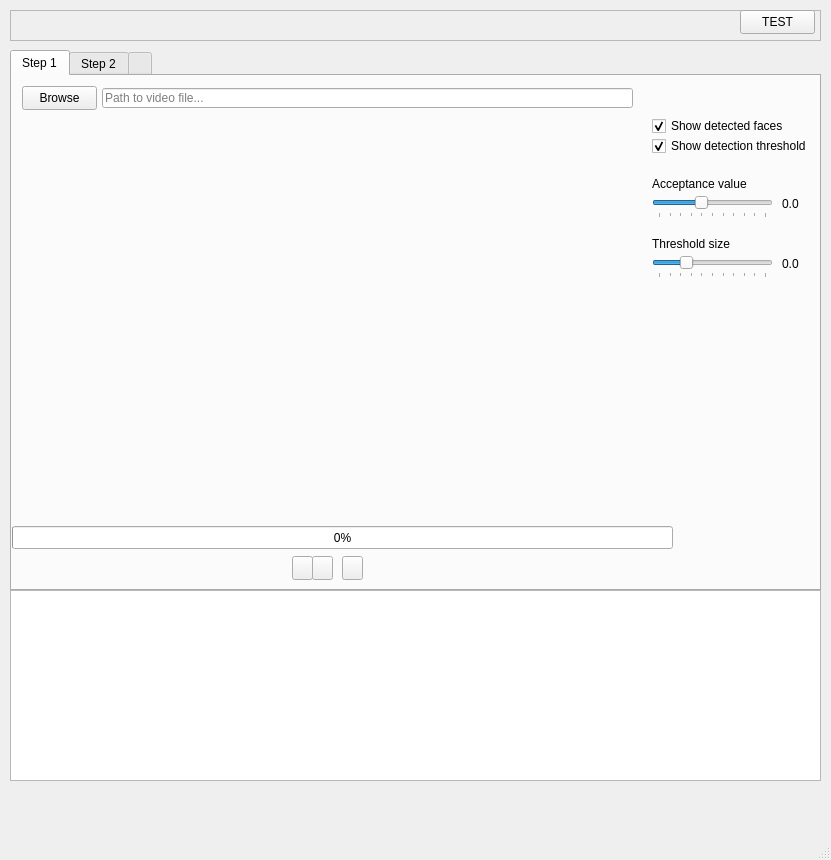
This is AIWake_app.ui in Kirkuss/TFG as Qt 5 draws it before an edit. The edited form follows.
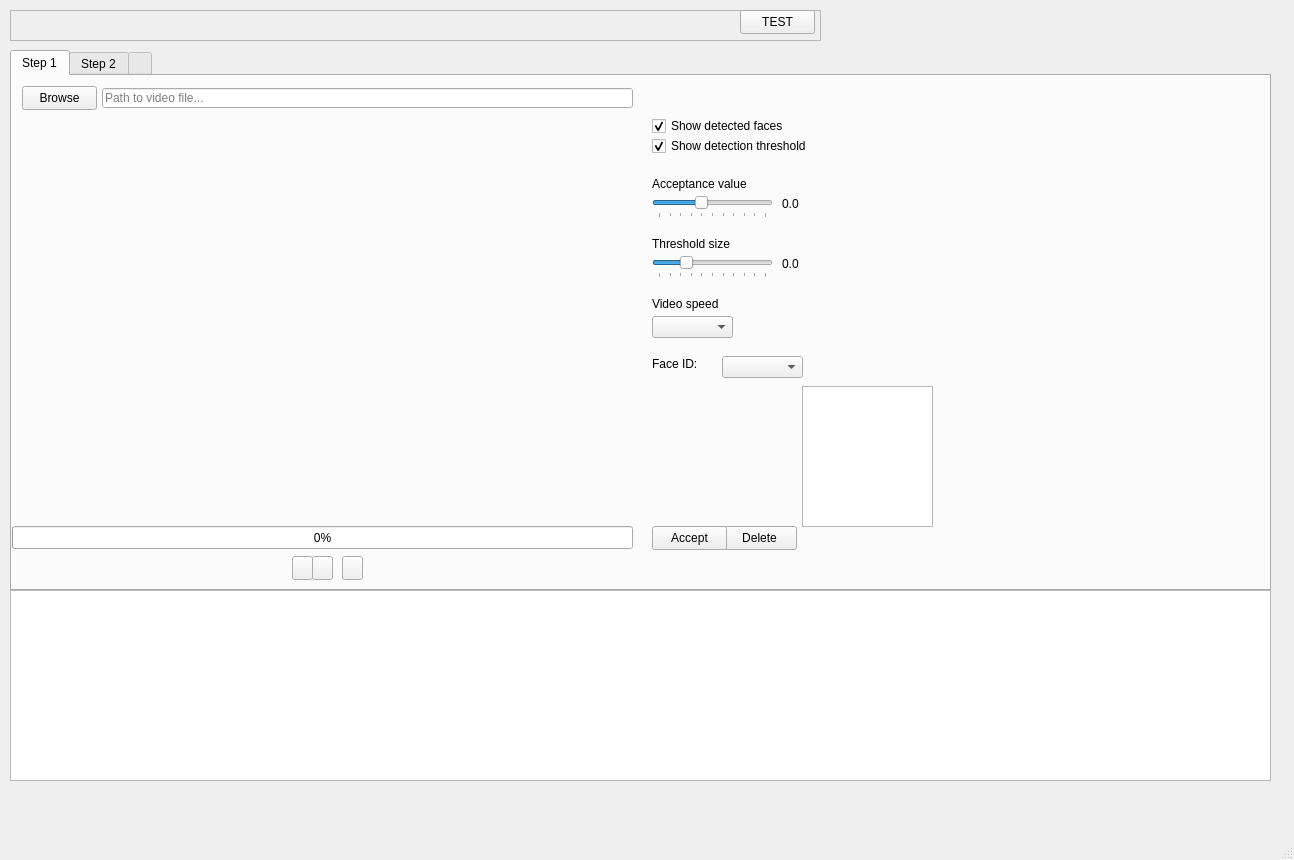
This is the edited form. Icons and pictures are not drawn.

Diff of the .ui file:
```diff
--- a/AIWake_app.ui
+++ b/AIWake_app.ui
@@ -6,7 +6,7 @@
    <rect>
     <x>0</x>
     <y>0</y>
-    <width>831</width>
+    <width>1294</width>
     <height>860</height>
    </rect>
   </property>
@@ -32,7 +32,7 @@
      <rect>
       <x>10</x>
       <y>50</y>
-      <width>811</width>
+      <width>1261</width>
       <height>541</height>
      </rect>
     </property>
@@ -142,7 +142,7 @@
        <rect>
         <x>0</x>
         <y>450</y>
-        <width>661</width>
+        <width>621</width>
         <height>23</height>
        </rect>
       </property>
@@ -323,6 +323,142 @@
         <normaloff>Resources/app_img/icons/forward.png</normaloff>Resources/app_img/icons/forward.png</iconset>
       </property>
      </widget>
+     <widget class="QLabel" name="PreviewFaceLbl">
+      <property name="geometry">
+       <rect>
+        <x>640</x>
+        <y>310</y>
+        <width>151</width>
+        <height>141</height>
+       </rect>
+      </property>
+      <property name="text">
+       <string/>
+      </property>
+      <property name="scaledContents">
+       <bool>true</bool>
+      </property>
+     </widget>
+     <widget class="QLabel" name="label_16">
+      <property name="geometry">
+       <rect>
+        <x>640</x>
+        <y>310</y>
+        <width>151</width>
+        <height>141</height>
+       </rect>
+      </property>
+      <property name="text">
+       <string/>
+      </property>
+      <property name="pixmap">
+       <pixmap>Resources/foto1.jpg</pixmap>
+      </property>
+      <property name="scaledContents">
+       <bool>true</bool>
+      </property>
+     </widget>
+     <widget class="QLabel" name="label_17">
+      <property name="geometry">
+       <rect>
+        <x>640</x>
+        <y>280</y>
+        <width>49</width>
+        <height>16</height>
+       </rect>
+      </property>
+      <property name="text">
+       <string>Face ID:</string>
+      </property>
+     </widget>
+     <widget class="QPushButton" name="deleteBt">
+      <property name="geometry">
+       <rect>
+        <x>710</x>
+        <y>450</y>
+        <width>75</width>
+        <height>24</height>
+       </rect>
+      </property>
+      <property name="text">
+       <string>Delete</string>
+      </property>
+     </widget>
+     <widget class="QComboBox" name="FacePicker">
+      <property name="geometry">
+       <rect>
+        <x>710</x>
+        <y>280</y>
+        <width>81</width>
+        <height>22</height>
+       </rect>
+      </property>
+      <property name="currentText">
+       <string/>
+      </property>
+      <property name="placeholderText">
+       <string>Choose...</string>
+      </property>
+     </widget>
+     <widget class="QComboBox" name="VideoSpeed">
+      <property name="geometry">
+       <rect>
+        <x>640</x>
+        <y>240</y>
+        <width>81</width>
+        <height>22</height>
+       </rect>
+      </property>
+      <property name="currentText">
+       <string/>
+      </property>
+      <property name="placeholderText">
+       <string>MAX</string>
+      </property>
+     </widget>
+     <widget class="QLabel" name="label_18">
+      <property name="geometry">
+       <rect>
+        <x>640</x>
+        <y>220</y>
+        <width>71</width>
+        <height>16</height>
+       </rect>
+      </property>
+      <property name="text">
+       <string>Video speed</string>
+      </property>
+     </widget>
+     <widget class="QPushButton" name="deleteBt_2">
+      <property name="geometry">
+       <rect>
+        <x>640</x>
+        <y>450</y>
+        <width>75</width>
+        <height>24</height>
+       </rect>
+      </property>
+      <property name="text">
+       <string>Accept</string>
+      </property>
+     </widget>
+     <widget class="QPlainTextEdit" name="imgText">
+      <property name="geometry">
+       <rect>
+        <x>790</x>
+        <y>310</y>
+        <width>131</width>
+        <height>141</height>
+       </rect>
+      </property>
+      <property name="readOnly">
+       <bool>true</bool>
+      </property>
+      <property name="overwriteMode">
+       <bool>true</bool>
+      </property>
+     </widget>
+     <zorder>label_16</zorder>
      <zorder>placeholder_step1</zorder>
      <zorder>showBoxesCb</zorder>
      <zorder>selectFile_step1</zorder>
@@ -1007,7 +1143,7 @@
      <rect>
       <x>10</x>
       <y>590</y>
-      <width>811</width>
+      <width>1261</width>
       <height>191</height>
      </rect>
     </property>
@@ -1022,7 +1158,7 @@
       <rect>
        <x>0</x>
        <y>0</y>
-       <width>811</width>
+       <width>1261</width>
        <height>191</height>
       </rect>
      </property>
```
Left out of the diff: 10 changed lines with no effect on the pictures.
